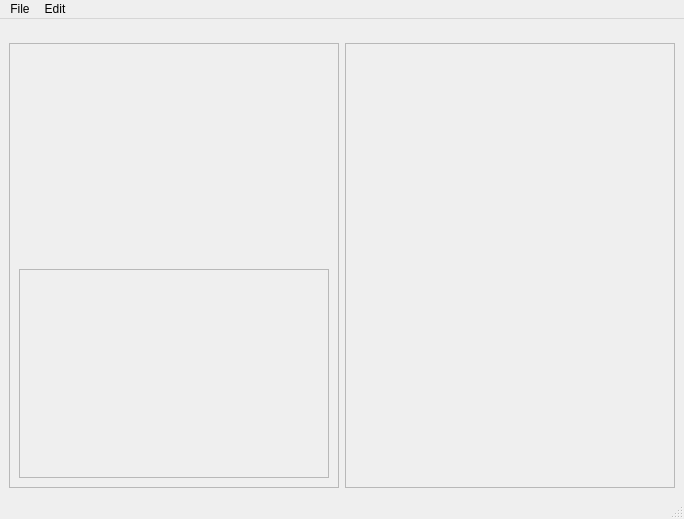
The window that cotui/cotui-main.ui (daedals/cautios-octo-train) describes before a commit, drawn with Qt 5.
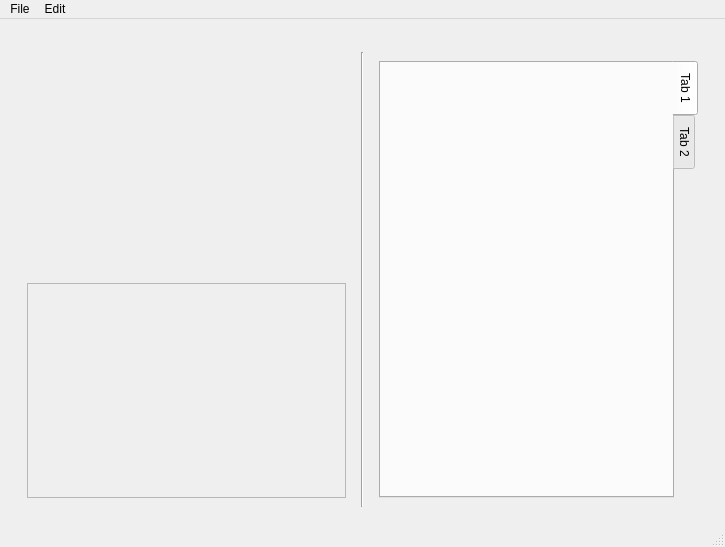
The same window after the commit.

Commit message: reworked ui layout

Patch:
```diff
--- a/cotui/cotui-main.ui
+++ b/cotui/cotui-main.ui
@@ -6,8 +6,8 @@
    <rect>
     <x>0</x>
     <y>0</y>
-    <width>684</width>
-    <height>519</height>
+    <width>725</width>
+    <height>547</height>
    </rect>
   </property>
   <property name="windowTitle">
@@ -26,15 +26,10 @@
      </widget>
     </item>
     <item>
-     <layout class="QHBoxLayout" name="horizontalLayout">
+     <widget class="QWidget" name="BodyWidget" native="true">
+      <layout class="QHBoxLayout" name="Body">
       <item>
-       <widget class="QFrame" name="frame_2">
-        <property name="frameShape">
-         <enum>QFrame::StyledPanel</enum>
-        </property>
-        <property name="frameShadow">
-         <enum>QFrame::Raised</enum>
-        </property>
+        <widget class="QWidget" name="BodyLWidget" native="true">
         <layout class="QVBoxLayout" name="verticalLayout_2">
          <item>
           <widget class="QWidget" name="widget_2" native="true"/>
@@ -53,16 +48,67 @@
        </widget>
       </item>
       <item>
-       <widget class="QFrame" name="frame">
-        <property name="frameShape">
-         <enum>QFrame::StyledPanel</enum>
-        </property>
-        <property name="frameShadow">
-         <enum>QFrame::Raised</enum>
-        </property>
-       </widget>
-      </item>
-     </layout>
+        <widget class="Line" name="line">
+         <property name="orientation">
+          <enum>Qt::Vertical</enum>
+         </property>
+        </widget>
+       </item>
+       <item>
+        <widget class="QWidget" name="BodyRWidget" native="true">
+         <layout class="QVBoxLayout" name="verticalLayout_3">
+          <item>
+           <widget class="QTabWidget" name="tabWidget">
+            <property name="sizePolicy">
+             <sizepolicy hsizetype="Preferred" vsizetype="Preferred">
+              <horstretch>0</horstretch>
+              <verstretch>0</verstretch>
+             </sizepolicy>
+            </property>
+            <property name="tabPosition">
+             <enum>QTabWidget::East</enum>
+            </property>
+            <property name="tabShape">
+             <enum>QTabWidget::Rounded</enum>
+            </property>
+            <property name="currentIndex">
+             <number>0</number>
+            </property>
+            <property name="elideMode">
+             <enum>Qt::ElideNone</enum>
+            </property>
+            <property name="usesScrollButtons">
+             <bool>false</bool>
+            </property>
+            <widget class="QWidget" name="tab">
+             <property name="maximumSize">
+              <size>
+               <width>627</width>
+               <height>16777215</height>
+              </size>
+             </property>
+             <attribute name="title">
+              <string>Tab 1</string>
+             </attribute>
+            </widget>
+            <widget class="QWidget" name="tab_2">
+             <property name="sizePolicy">
+              <sizepolicy hsizetype="Preferred" vsizetype="Preferred">
+               <horstretch>0</horstretch>
+               <verstretch>0</verstretch>
+              </sizepolicy>
+             </property>
+             <attribute name="title">
+              <string>Tab 2</string>
+             </attribute>
+            </widget>
+           </widget>
+          </item>
+         </layout>
+        </widget>
+       </item>
+      </layout>
+     </widget>
     </item>
    </layout>
   </widget>
@@ -71,7 +117,7 @@
     <rect>
      <x>0</x>
      <y>0</y>
-     <width>684</width>
+     <width>725</width>
      <height>22</height>
     </rect>
    </property>
```
Left out of the diff: 2 changed lines with no effect on the pictures. Lines whose indentation alone changed are shown as unchanged.
